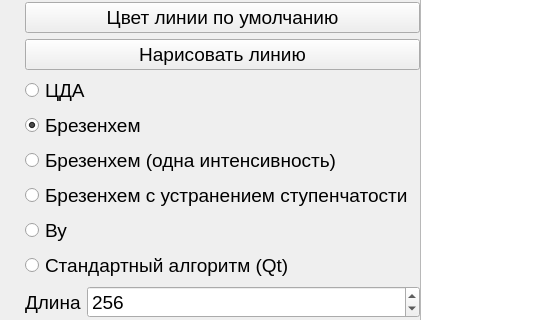
Above: lab03/mainwindow.ui from kalashkovpaul/bmstu-cg before the change; both pictures show x 0 to 555 and y 212 to 532 of the 1165 by 761 pixel window. Below: the same form after it.
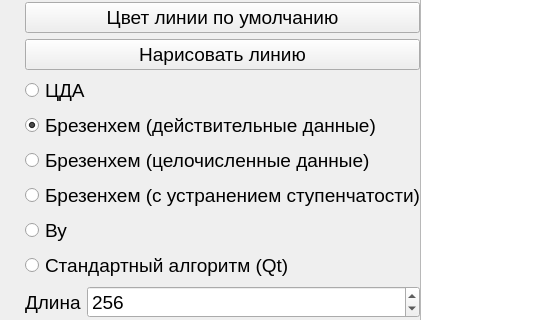
That is the form after the change.

```diff
--- a/lab03/mainwindow.ui
+++ b/lab03/mainwindow.ui
@@ -161,7 +161,7 @@
      <item>
       <widget class="QRadioButton" name="bresenhamFloatRadioButton">
        <property name="text">
-        <string>Брезенхем</string>
+        <string>Брезенхем (действительные данные)</string>
        </property>
        <property name="checked">
         <bool>true</bool>
@@ -171,14 +171,14 @@
      <item>
       <widget class="QRadioButton" name="bresenhamIntegerRadioButton">
        <property name="text">
-        <string>Брезенхем (одна интенсивность)</string>
+        <string>Брезенхем (целочисленные данные)</string>
        </property>
       </widget>
      </item>
      <item>
       <widget class="QRadioButton" name="bresenhamAntialiasedRadioButton">
        <property name="text">
-        <string>Брезенхем с устранением ступенчатости</string>
+        <string>Брезенхем (с устранением ступенчатости)</string>
        </property>
       </widget>
      </item>
```
